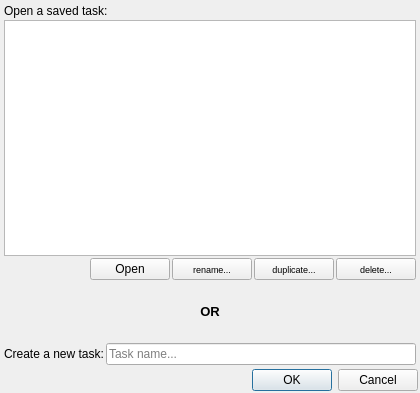
First picture: the form in ui/CreateLoadTaskDialog.ui, repository AmirHammouteneEI/ScheduledPasteAndKeys, before the edit.
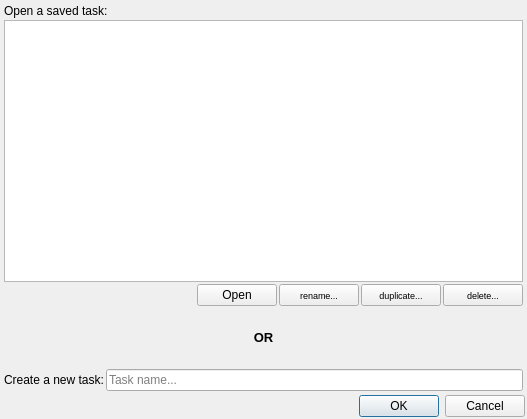
Second picture: the form after the edit. Custom widgets are drawn as their Qt base class.

Commit message: arranged mainWindow to be a singleton ; arranged force stop task ; corrected focus on cell widgets while hovering when in table widgets ; little ui arrangments (dialogs size) ; add features goal in readme

```diff
--- a/ui/CreateLoadTaskDialog.ui
+++ b/ui/CreateLoadTaskDialog.ui
@@ -9,8 +9,8 @@
    <rect>
     <x>0</x>
     <y>0</y>
-    <width>420</width>
-    <height>393</height>
+    <width>527</width>
+    <height>419</height>
    </rect>
   </property>
   <property name="windowTitle">
@@ -84,10 +84,10 @@
          <bool>false</bool>
         </attribute>
         <attribute name="horizontalHeaderMinimumSectionSize">
-         <number>32</number>
+         <number>64</number>
         </attribute>
         <attribute name="horizontalHeaderDefaultSectionSize">
-         <number>193</number>
+         <number>250</number>
         </attribute>
         <attribute name="verticalHeaderVisible">
          <bool>false</bool>
@@ -278,6 +278,13 @@
    </item>
   </layout>
  </widget>
+ <customwidgets>
+  <customwidget>
+   <class>NoFocusCellTableWidget</class>
+   <extends>QTableWidget</extends>
+   <header location="global">ui/CustomPrimaryWidgets.h</header>
+  </customwidget>
+ </customwidgets>
  <resources/>
  <connections>
   <connection>
```
Left out of the diff: 13 changed lines with no effect on the pictures. The commit also changes 48 other files.
